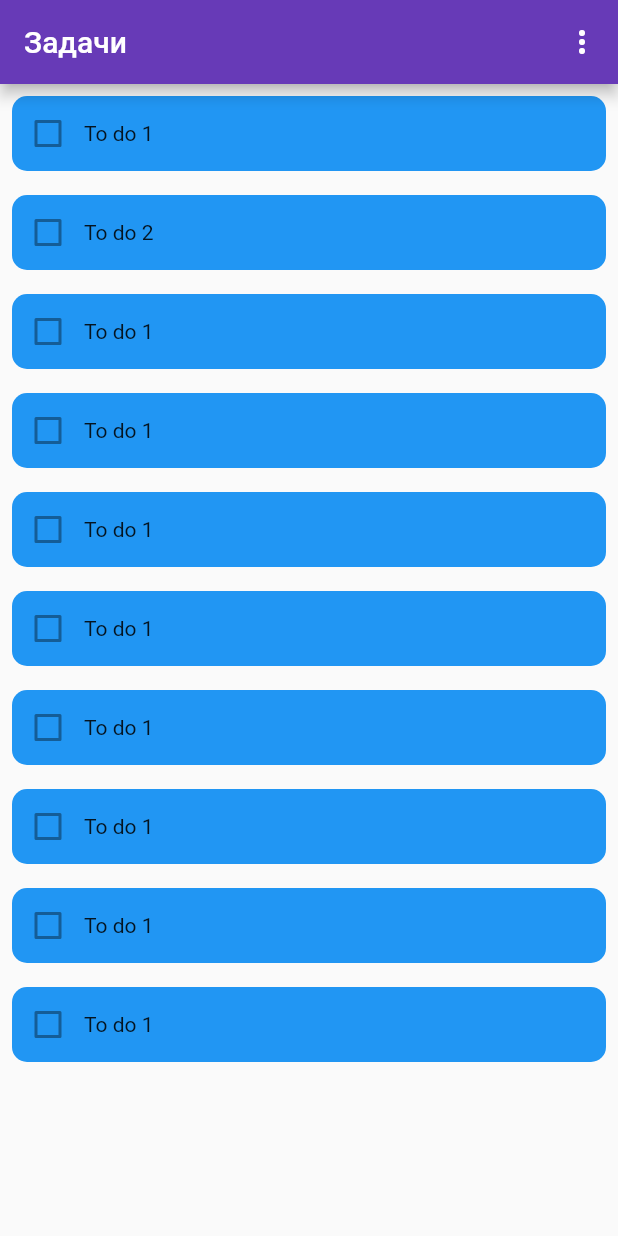
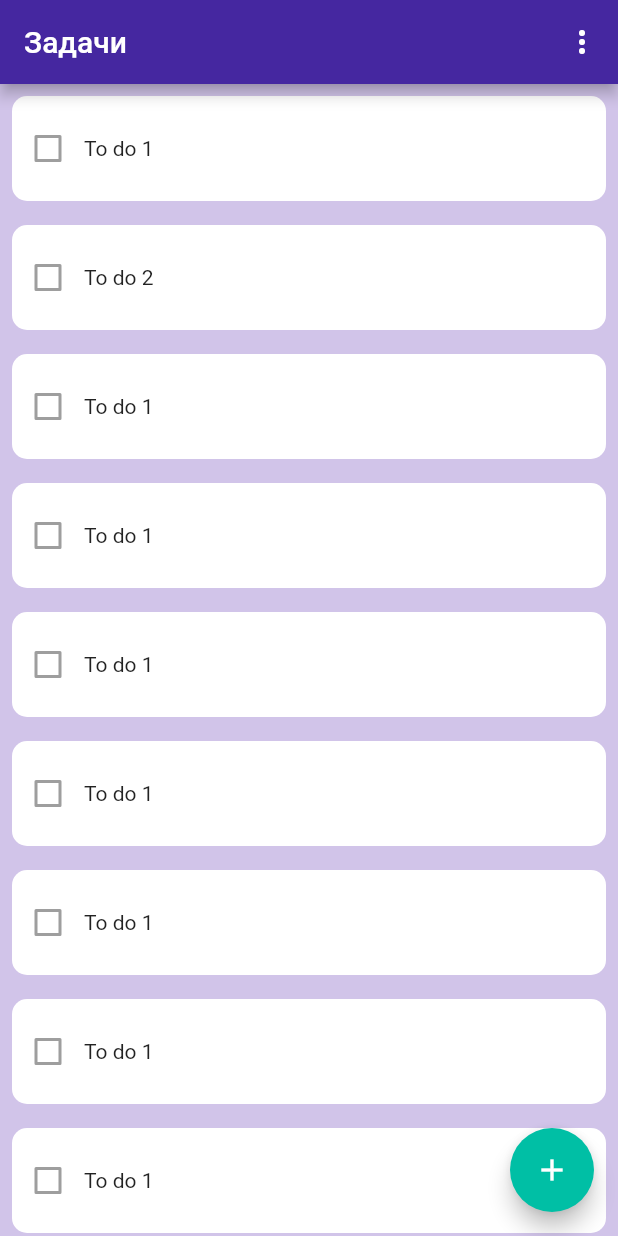
Before and after one commit to ViktorJasch/FlutterToDoApp, a Flutter app: the screen it shows after launch, on a phone screen of 412 x 824 dp. Run offline on Flutter 3.47's test engine with Material 2 defaults, Android fonts, the phone set to English and light mode, and no system bars.

Commit message:
Add FAB and chanhe app theme

```diff
--- a/lib/main.dart
+++ b/lib/main.dart
@@ -11,7 +11,7 @@ class MyApp extends StatelessWidget {
     return MaterialApp(
       title: 'To do list',
       theme: ThemeData(
-        primarySwatch: Colors.deepPurple,
+        primaryColor: Colors.deepPurple[800],
         visualDensity: VisualDensity.adaptivePlatformDensity,
       ),
       home: MyHomePage(title: ''),
@@ -43,6 +43,7 @@ class _MyHomePageState extends State<MyHomePage> {
   @override
   Widget build(BuildContext context) {
     return Scaffold(
+      backgroundColor: Colors.deepPurple[100],
       appBar: AppBar(
         title: Text('Задачи'),
         actions: <Widget>[
@@ -56,9 +57,14 @@ class _MyHomePageState extends State<MyHomePage> {
                 );
               }).toList();
             },
-
           )
         ],
+      ),
+      floatingActionButton: FloatingActionButton(
+        onPressed: () {},
+        child: Icon(Icons.add),
+        backgroundColor: Colors.tealAccent[700],
+
       ),
       body: ListView.builder(
         itemCount: tasks.length,
@@ -67,9 +73,9 @@ class _MyHomePageState extends State<MyHomePage> {
             margin: const EdgeInsets.all(8),
             decoration: BoxDecoration(
               borderRadius: BorderRadius.circular(10),
-              color: Colors.blue,
+              color: Colors.white,
             ),
-            height: 50,
+            height: 70,
             child: Row(
               mainAxisAlignment: MainAxisAlignment.start,
               children: <Widget>[
```
